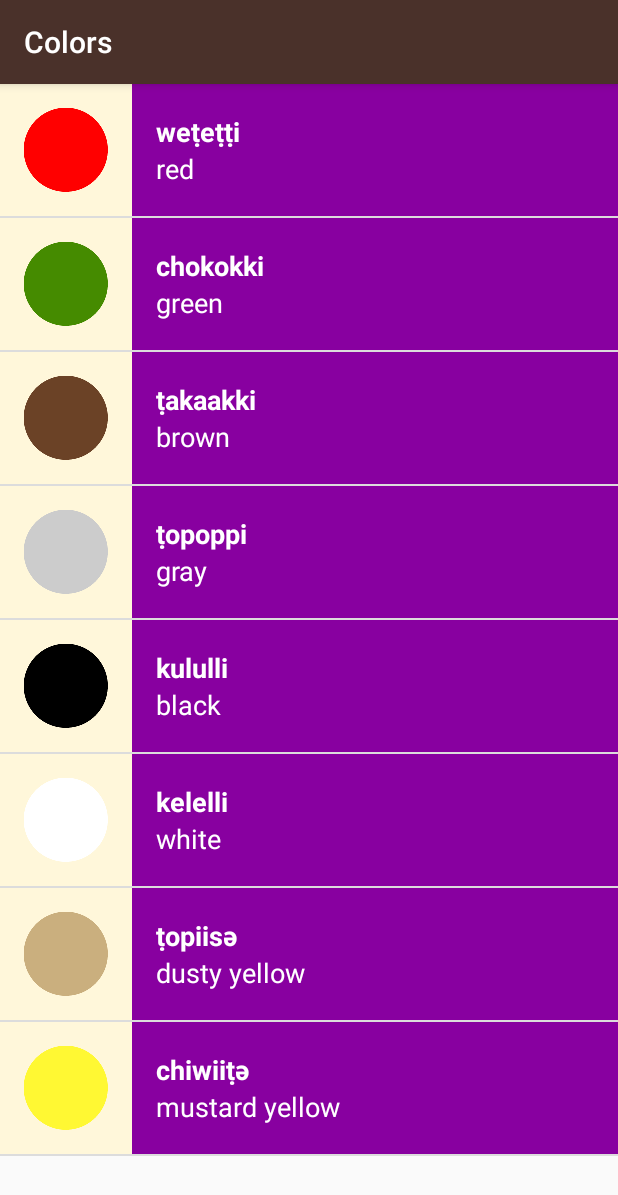
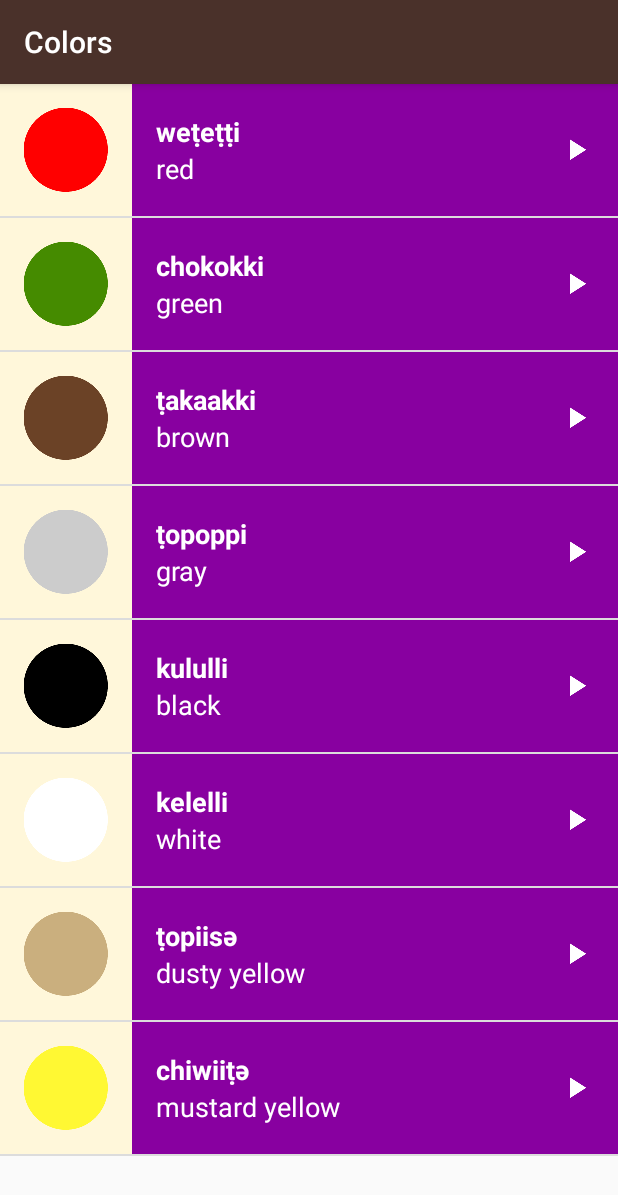
Before and after one commit to Blindcrash/Miwok-Translator, an Android app: the ColorsActivity screen opened directly, with no data from a screen before it, on a phone screen of 412 x 824 dp. Shown: the top 1195 px of the screen. Run offline under Robolectric (Android 15) with nearby library versions, the phone set to English and light mode, and no system bars.

Commit message:
Icon displayed succesfully!

```diff
--- a/app/src/main/res/layout/list_item.xml
+++ b/app/src/main/res/layout/list_item.xml
@@ -3,9 +3,9 @@
     android:layout_width="match_parent"
     android:layout_height="match_parent">
 
-    <LinearLayout xmlns:tools="http://schemas.android.com/tools"
+    <RelativeLayout xmlns:tools="http://schemas.android.com/tools"
         android:layout_width="match_parent"
-        android:layout_height="match_parent"
+        android:layout_height="@dimen/list_item_height"
         android:background="@color/tan_background"
         android:minHeight="@dimen/list_item_height"
         android:orientation="horizontal">
@@ -15,17 +15,17 @@
             android:layout_width="@dimen/list_item_height"
             android:layout_height="@dimen/list_item_height"
             android:contentDescription="@string/Show_Image"
-            android:src="@mipmap/ic_launcher" />
+             />
 
         <LinearLayout
             android:id="@+id/text_container"
             android:layout_width="match_parent"
-            android:layout_height="88dp"
-
+            android:layout_height="@dimen/list_item_height"
             android:background="@color/category_numbers"
             android:orientation="vertical"
             android:paddingLeft="16dp"
-            android:paddingRight="16dp">
+            android:paddingRight="16dp"
+            android:layout_toRightOf="@id/image">
 
             <TextView
                 android:id="@+id/miwok_text_view"
@@ -54,8 +54,11 @@
             android:id="@+id/image_play"
             android:layout_width="24dp"
             android:layout_height="24dp"
-            android:src="@drawable/ic_play_arrow" />
-    </LinearLayout>
+            android:src="@drawable/ic_play_arrow"
+            android:layout_alignParentRight="true"
+            android:layout_centerVertical="true"
+            android:layout_marginRight="16dp"/>
+    </RelativeLayout>
 
 
 </android.support.constraint.ConstraintLayout>
```
Also changed, not shown: app/src/main/res/drawable-v24/ic_play_arrow.xml (renamed from app/src/main/res/drawable/ic_play_arrow.xml).
